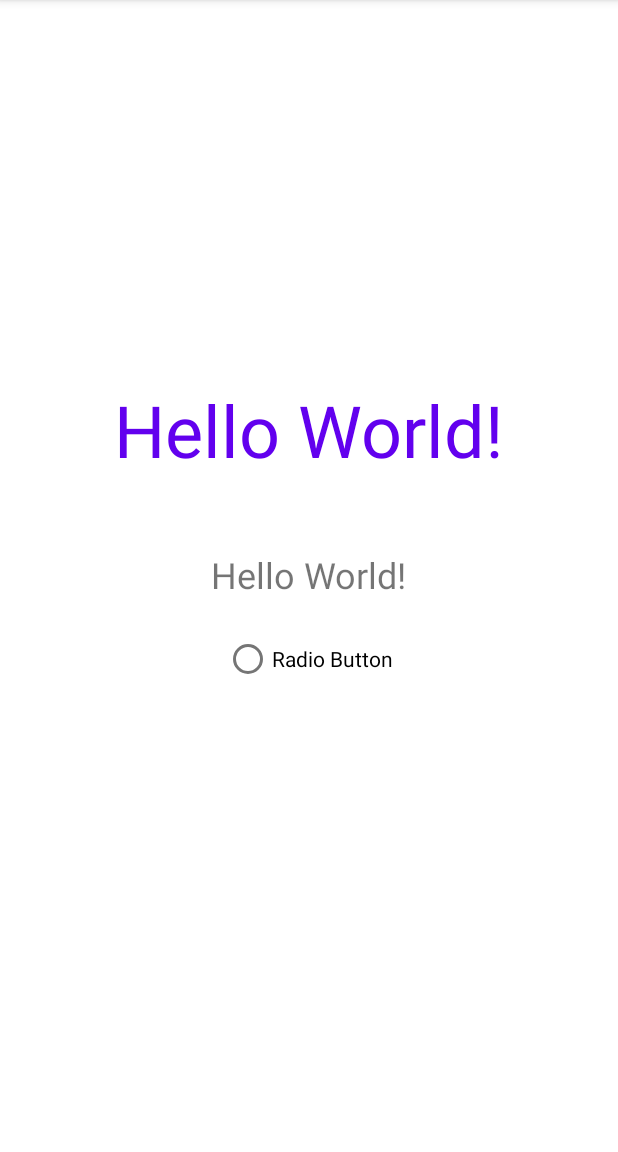
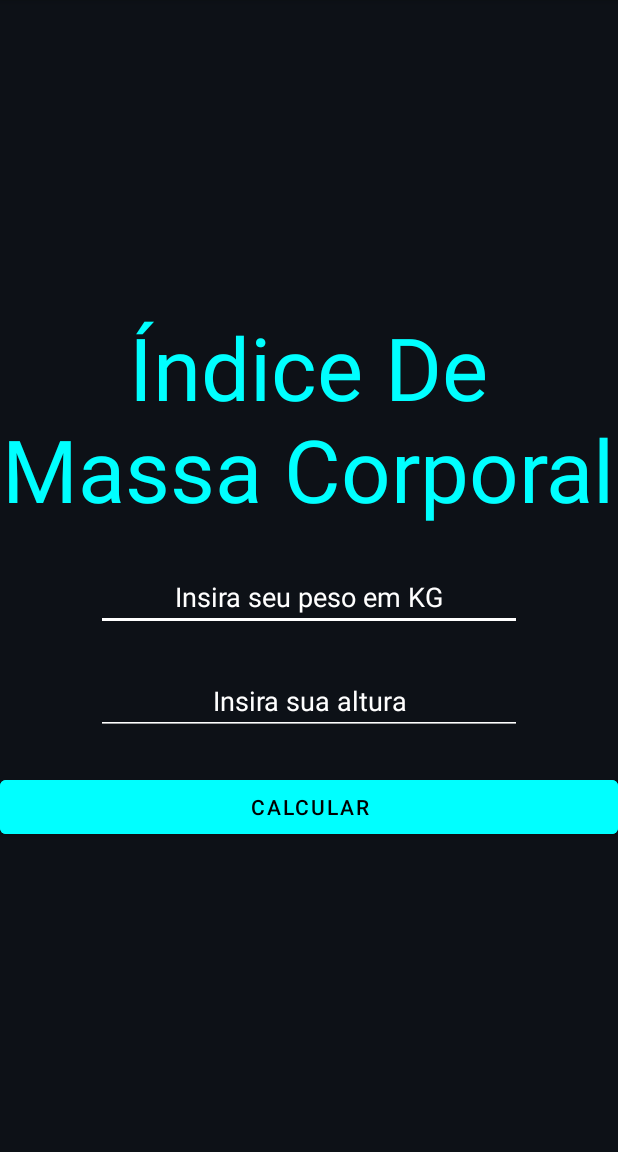
Before and after one commit to FabioLucassc/IMC-Kotlin, an Android app: the screen it shows after launch (MainActivity), on a phone screen of 412 x 824 dp, the part 84-1236 px from its top. Run offline under Robolectric (Android 15) with nearby library versions, the phone set to English and light mode, and no system bars.

Commit message:
Title, EditText's, Button

```diff
--- a/app/src/main/res/layout/activity_main.xml
+++ b/app/src/main/res/layout/activity_main.xml
@@ -1,45 +1,65 @@
 <?xml version="1.0" encoding="utf-8"?>
-<androidx.constraintlayout.widget.ConstraintLayout xmlns:android="http://schemas.android.com/apk/res/android"
+<LinearLayout xmlns:android="http://schemas.android.com/apk/res/android"
     xmlns:app="http://schemas.android.com/apk/res-auto"
     xmlns:tools="http://schemas.android.com/tools"
+    android:id="@+id/backgr"
     android:layout_width="match_parent"
     android:layout_height="match_parent"
+    android:background="#0d1117"
+    android:gravity="center"
+    android:orientation="vertical"
+    android:textAlignment="center"
     tools:context=".MainActivity">
 
     <TextView
-        android:layout_width="wrap_content"
+        android:id="@+id/tituloIMC"
+        android:layout_width="411dp"
         android:layout_height="wrap_content"
-        android:text="Hello World!"
-        android:textColor="@color/purple_500"
-        android:textSize="48sp"
+        android:text="Índice De Massa Corporal"
+        android:textAlignment="center"
+        android:textColor="#00FFFF
+"
+        android:textSize="58dp"
         app:layout_constraintBottom_toBottomOf="parent"
         app:layout_constraintLeft_toLeftOf="parent"
         app:layout_constraintRight_toRightOf="parent"
         app:layout_constraintTop_toTopOf="parent"
         app:layout_constraintVertical_bias="0.361" />
 
-    <TextView
-        android:id="@+id/textView"
-        android:layout_width="wrap_content"
+    <EditText
+        android:id="@+id/pesoInput"
+        android:layout_width="match_parent"
         android:layout_height="wrap_content"
-        android:text="Hello World!"
-        android:textSize="24sp"
-        app:layout_constraintBottom_toBottomOf="parent"
-        app:layout_constraintLeft_toLeftOf="parent"
-        app:layout_constraintRight_toRightOf="parent"
-        app:layout_constraintTop_toTopOf="parent"
-        app:layout_constraintVertical_bias="0.499" />
+        android:layout_marginHorizontal="64dp"
+        android:layout_marginTop="24dp"
+        android:backgroundTint="#FFFFFF"
+        android:hint="Insira seu peso em KG"
+        android:textAlignment="center"
+        android:textColor="#FFFFFF"
+        android:textColorHighlight="#FFFFFF"
+        android:textColorHint="#FFFFFF"
+        android:textColorLink="#FFFFFF" />
+    <EditText
+        android:id="@+id/alturaInput"
+        android:layout_width="match_parent"
+        android:layout_height="wrap_content"
+        android:layout_marginHorizontal="64dp"
+        android:layout_marginTop="24dp"
+        android:backgroundTint="#FFFFFF"
+        android:hint="Insira sua altura"
+        android:textAlignment="center"
+        android:textColor="#FFFFFF"
+        android:textColorHighlight="#FFFFFF"
+        android:textColorHint="#FFFFFF"
+        android:textColorLink="#FFFFFF" />
 
-    <RadioButton
-        android:layout_width="wrap_content"
+    <Button
+        android:layout_width="match_parent"
         android:layout_height="wrap_content"
-        android:layout_marginTop="283dp"
-        android:text="Radio Button"
-        app:layout_constraintBottom_toBottomOf="parent"
-        app:layout_constraintEnd_toEndOf="parent"
-        app:layout_constraintHorizontal_bias="0.498"
-        app:layout_constraintStart_toStartOf="parent"
-        app:layout_constraintTop_toTopOf="parent"
-        app:layout_constraintVertical_bias="0.302" />
+        android:layout_marginTop="24dp"
+        android:backgroundTint="#00FFFF"
+        android:textColor="@color/black"
+        android:shadowColor="@color/white"
+        android:text="CALCULAR" />
 
-</androidx.constraintlayout.widget.ConstraintLayout>
+</LinearLayout>
```
